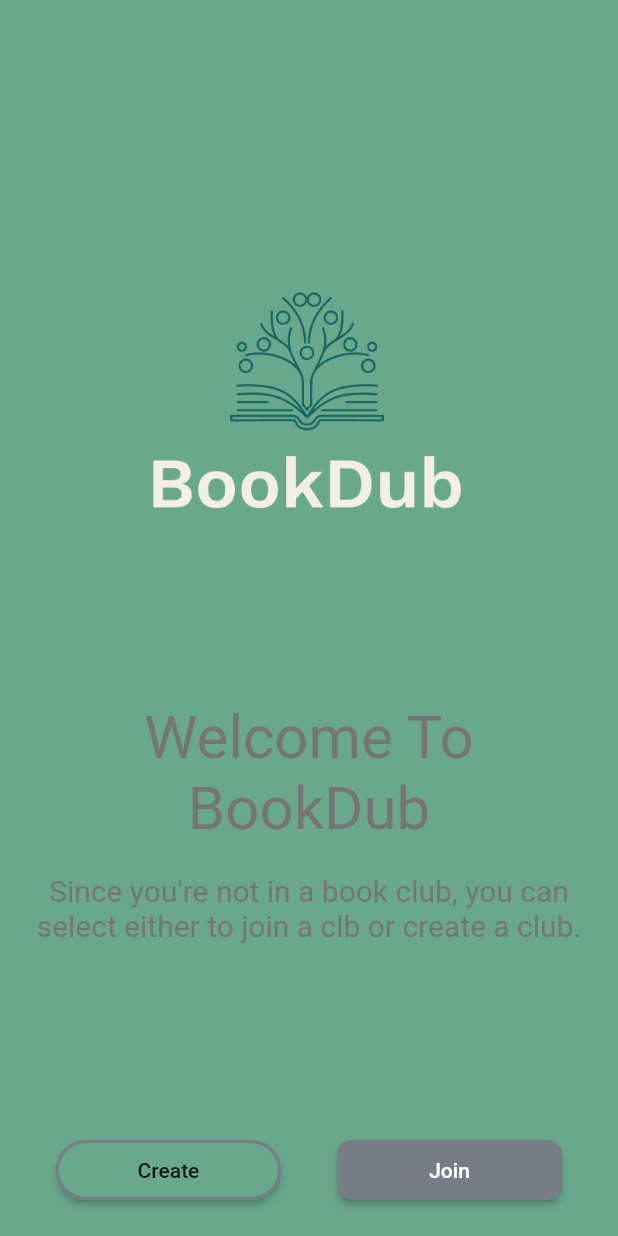
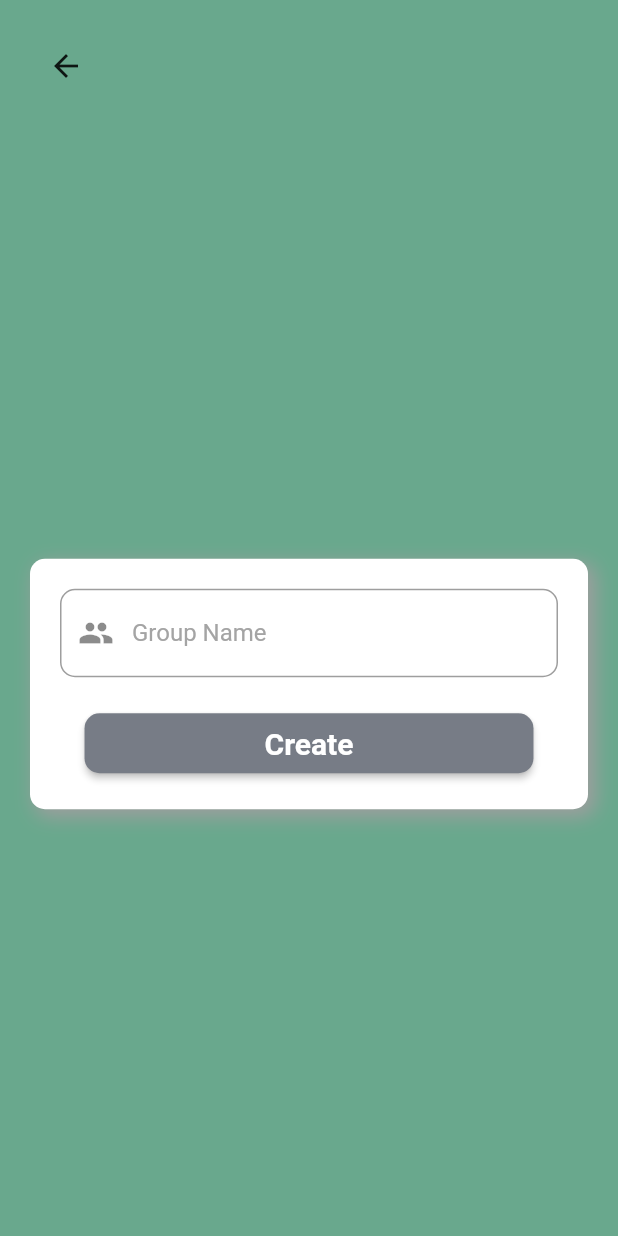
Before and after one commit to jhsc/BookDub, a Flutter app: the OurNoGroup screen opened directly, after a tap on "Create", on a phone screen of 412 x 824 dp. Run offline on Flutter 3.47's test engine with Material 2 defaults, Android fonts, the phone set to English and light mode, and no system bars; our stand-ins replace cloud_firestore, firebase_auth, firebase_core, google_sign_in; accounts and stored records are empty; network calls fail.

Commit message:
added group functionality

```diff
--- /dev/null
+++ b/lib/models/group.dart
@@ -0,0 +1,11 @@
+import 'package:cloud_firestore/cloud_firestore.dart';
+
+class OurGroup {
+  String id;
+  String name;
+  String leader;
+  List<String> members;
+  Timestamp groupCreated;
+
+  OurGroup({this.id, this.name, this.leader, this.members, this.groupCreated});
+}
--- a/lib/models/user.dart
+++ b/lib/models/user.dart
@@ -5,6 +5,8 @@ class OurUser {
   String email;
   String fullName;
   Timestamp accountCreated;
+  String groupId;
 
-  OurUser({this.uid, this.email, this.accountCreated, this.fullName});
+  OurUser(
+      {this.uid, this.email, this.accountCreated, this.fullName, this.groupId});
 }
--- /dev/null
+++ b/lib/screens/create_group/create_group.dart
@@ -0,0 +1,84 @@
+import 'package:book_dub/screens/root/root.dart';
+import 'package:book_dub/services/database.dart';
+import 'package:book_dub/states/currentUser.dart';
+import 'package:book_dub/widgets/our_container.dart';
+import 'package:flutter/material.dart';
+import 'package:provider/provider.dart';
+
+class OurCreateGroup extends StatefulWidget {
+  OurCreateGroup({Key key}) : super(key: key);
+
+  @override
+  _OurCreateGroupState createState() => _OurCreateGroupState();
+}
+
+class _OurCreateGroupState extends State<OurCreateGroup> {
+  TextEditingController _groupNameController = TextEditingController();
+
+  void _createGroup(BuildContext context, String groupName) async {
+    CurrentUser _currentUser = Provider.of<CurrentUser>(context, listen: false);
+    String _returnString = await OurDatabase()
+        .createGroup(groupName, _currentUser.getCurrentUser.uid);
+
+    if (_returnString == "success") {
+      Navigator.pushAndRemoveUntil(
+          context,
+          MaterialPageRoute(
+            builder: (context) => OurRoot(),
+          ),
+          (route) => false);
+    }
+  }
+
+  @override
+  Widget build(BuildContext context) {
+    return Scaffold(
+      body: Column(
+        children: <Widget>[
+          Padding(
+            padding: const EdgeInsets.all(20.0),
+            child: Row(
+              children: <Widget>[BackButton()],
+            ),
+          ),
+          Spacer(),
+          Padding(
+            padding: const EdgeInsets.all(20.0),
+            child: OurContainer(
+              child: Column(
+                children: <Widget>[
+                  TextFormField(
+                    controller: _groupNameController,
+                    decoration: InputDecoration(
+                      prefixIcon: Icon(Icons.group),
+                      hintText: "Group Name",
+                    ),
+                  ),
+                  SizedBox(
+                    height: 20.0,
+                  ),
+                  RaisedButton(
+                    child: Padding(
+                      padding: EdgeInsets.symmetric(horizontal: 100),
+                      child: Text(
+                        "Create",
+                        style: TextStyle(
+                          color: Colors.white,
+                          fontWeight: FontWeight.bold,
+                          fontSize: 20.0,
+                        ),
+                      ),
+                    ),
+                    onPressed: () =>
+                        _createGroup(context, _groupNameController.text),
+                  ),
+                ],
+              ),
+            ),
+          ),
+          Spacer(),
+        ],
+      ),
+    );
+  }
+}
--- a/lib/screens/login/localwidgets/login_form.dart
+++ b/lib/screens/login/localwidgets/login_form.dart
@@ -1,4 +1,4 @@
-import 'package:book_dub/screens/home/home.dart';
+import 'package:book_dub/screens/root/root.dart';
 import 'package:book_dub/screens/signup/signup.dart';
 import 'package:book_dub/states/currentUser.dart';
 import 'package:book_dub/widgets/our_container.dart';
@@ -43,7 +43,7 @@ class _OurLoginFormState extends State<OurLoginForm> {
         Navigator.pushAndRemoveUntil(
             context,
             MaterialPageRoute(
-              builder: (context) => HomeScreen(),
+              builder: (context) => OurRoot(),
             ),
             (route) => false);
       } else {
--- a/lib/screens/no_group/no_group.dart
+++ b/lib/screens/no_group/no_group.dart
@@ -1,3 +1,5 @@
+import 'package:book_dub/screens/create_group/create_group.dart';
+import 'package:book_dub/screens/join_group/join_group.dart';
 import 'package:flutter/material.dart';
 
 class OurNoGroup extends StatelessWidget {
@@ -5,8 +7,24 @@ class OurNoGroup extends StatelessWidget {
 
   @override
   Widget build(BuildContext context) {
-    void _goToJoin() {}
-    void _goToCreate() {}
+    void _goToJoin(BuildContext context) {
+      Navigator.push(
+        context,
+        MaterialPageRoute(
+          builder: (context) => OurJoinGroup(),
+        ),
+      );
+    }
+
+    void _goToCreate(BuildContext context) {
+      Navigator.push(
+        context,
+        MaterialPageRoute(
+          builder: (context) => OurCreateGroup(),
+        ),
+      );
+    }
+
     return Scaffold(
       body: Column(
         children: <Widget>[
@@ -43,7 +61,7 @@ class OurNoGroup extends StatelessWidget {
               children: <Widget>[
                 RaisedButton(
                   child: Text("Create"),
-                  onPressed: () => _goToCreate(),
+                  onPressed: () => _goToCreate(context),
                   color: Theme.of(context).canvasColor,
                   shape: RoundedRectangleBorder(
                     borderRadius: BorderRadius.circular(20.0),
@@ -60,7 +78,7 @@ class OurNoGroup extends StatelessWidget {
                       color: Colors.white,
                     ),
                   ),
-                  onPressed: () => _goToJoin(),
+                  onPressed: () => _goToJoin(context),
                 ),
               ],
             ),
```
Also changed, not shown: lib/screens/join_group/join_group.dart (added, +84 -0 lines), lib/screens/root/root.dart (+24 -4 lines), lib/screens/splash_screen/splash.dart (added, +14 -0 lines), lib/services/database.dart (+46 -0 lines).
